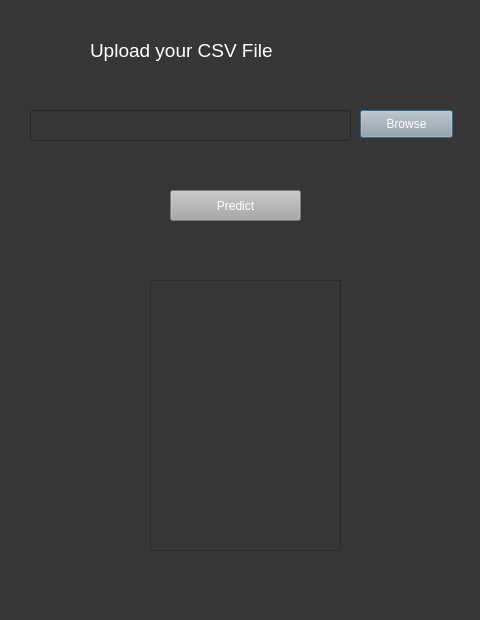
This is browse.ui in Aineshphanithi/Anatomizing-ML-Algorithms as Qt 5 draws it before an edit. The edited form follows.
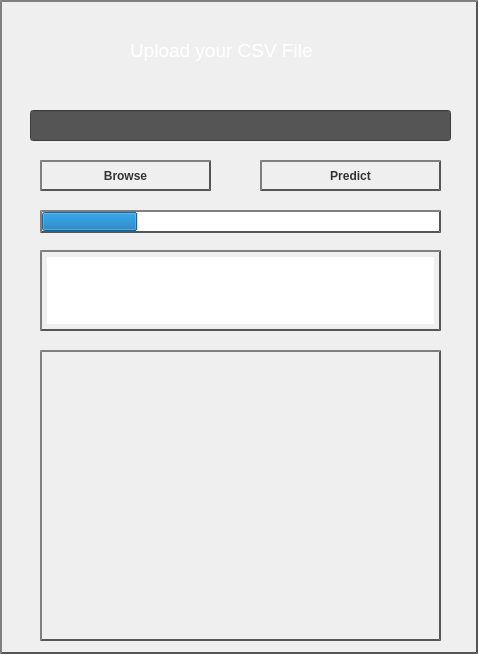
This is the edited form.

```diff
--- a/browse.ui
+++ b/browse.ui
@@ -6,41 +6,87 @@
    <rect>
     <x>0</x>
     <y>0</y>
-    <width>480</width>
-    <height>620</height>
+    <width>478</width>
+    <height>654</height>
    </rect>
   </property>
   <property name="windowTitle">
    <string>Dialog</string>
   </property>
   <property name="styleSheet">
-   <string notr="true">background-color: rgb(54, 54, 54);</string>
+   <string notr="true">QDialog {
+    color: #333;
+    border: 2px solid #555;
+    
+    border-style: outset;
+    background: qradialgradient(
+        cx: 0.3, cy: -0.4, fx: 0.3, fy: -0.4,
+        radius: 3.5, stop: 0 #0000ff, stop: 1 #ff6347
+        );
+    padding: 5px;
+	
+    }
+</string>
   </property>
   <widget class="QLineEdit" name="filename">
    <property name="geometry">
     <rect>
      <x>30</x>
      <y>110</y>
-     <width>321</width>
+     <width>421</width>
      <height>31</height>
     </rect>
    </property>
    <property name="styleSheet">
-    <string notr="true">color: rgb(255, 255, 255);</string>
+    <string notr="true">color: #8ea3c1;
+background:#555;</string>
    </property>
   </widget>
   <widget class="QPushButton" name="browsebutton">
    <property name="geometry">
     <rect>
-     <x>360</x>
-     <y>110</y>
-     <width>93</width>
-     <height>28</height>
+     <x>40</x>
+     <y>160</y>
+     <width>171</width>
+     <height>31</height>
     </rect>
    </property>
    <property name="styleSheet">
-    <string notr="true">color: rgb(255, 255, 255);
-background-color: rgb(167, 168, 167); </string>
+    <string notr="true">QPushButton {
+    color: #333;
+    border: 2px solid #555;
+    border-radius: 20px;
+    border-style: outset;
+    background: qradialgradient(
+        cx: 0.3, cy: -0.4, fx: 0.3, fy: -0.4,
+        radius: 2.5, stop: 0 #ff6347, stop: 1 #0000ff
+        );
+    padding: 5px;
+	font-family: &quot;Times New Roman&quot;, Times, serif;
+	font-weight: bold;
+	font-size: 12px;
+	p.color:#8effff;
+    }
+
+QPushButton:hover {
+    background: qradialgradient(
+        cx: 0.3, cy: -0.4, fx: 0.3, fy: -0.4,
+        radius: 1.35, stop: 0 #5100ff, stop: 1#ff0018
+        );
+	color:#8effff;
+
+    }
+QPushButton:hover h4{
+	color:#8effff;;
+}
+
+QPushButton:pressed {
+    border-style: inset;
+    background: qradialgradient(
+        cx: 0.3, cy: -0.4, fx: 0.3, fy: -0.4,
+        radius: 2.5, stop: 0 #5100ff, stop: 1#ff0018
+        );
+    }</string>
    </property>
    <property name="text">
     <string>Browse</string>
@@ -49,7 +95,7 @@
   <widget class="QLabel" name="label">
    <property name="geometry">
     <rect>
-     <x>90</x>
+     <x>130</x>
      <y>30</y>
      <width>221</width>
      <height>41</height>
@@ -66,35 +112,150 @@
   <widget class="QPushButton" name="predictButton">
    <property name="geometry">
     <rect>
-     <x>170</x>
-     <y>190</y>
-     <width>131</width>
+     <x>260</x>
+     <y>160</y>
+     <width>181</width>
      <height>31</height>
     </rect>
    </property>
    <property name="styleSheet">
-    <string notr="true">color: rgb(255, 255, 255);
-background-color: rgb(167, 168, 167); </string>
+    <string notr="true">QPushButton {
+    color: #333;
+    border: 2px solid #555;
+    border-radius: 20px;
+    border-style: outset;
+    background: qradialgradient(
+        cx: 0.3, cy: -0.4, fx: 0.3, fy: -0.4,
+        radius: 2.5, stop: 0 #ff6347, stop: 1 #0000ff
+        );
+    padding: 5px;
+	font-family: &quot;Times New Roman&quot;, Times, serif;
+	font-weight: bold;
+	font-size: 12px;
+	p.color:#8effff;
+    }
+
+QPushButton:hover {
+    background: qradialgradient(
+        cx: 0.3, cy: -0.4, fx: 0.3, fy: -0.4,
+        radius: 1.35, stop: 0 #5100ff, stop: 1#ff0018
+        );
+	color:#8effff;
+    }
+QPushButton:hover h4{
+	color:#8effff;;
+}
+
+QPushButton:pressed {
+    border-style: inset;
+    background: qradialgradient(
+        cx: 0.3, cy: -0.4, fx: 0.3, fy: -0.4,
+        radius: 2.5, stop: 0 #5100ff, stop: 1#ff0018
+        );
+    }</string>
    </property>
    <property name="text">
     <string>Predict</string>
    </property>
   </widget>
-  <widget class="QTextEdit" name="scores">
+  <widget class="QTextBrowser" name="scores">
    <property name="geometry">
     <rect>
-     <x>150</x>
-     <y>280</y>
-     <width>191</width>
-     <height>271</height>
+     <x>40</x>
+     <y>250</y>
+     <width>401</width>
+     <height>81</height>
     </rect>
    </property>
-   <property name="autoFillBackground">
+   <property name="styleSheet">
+    <string notr="true">QTextBrowser{
+    color: #fff;
+    border: 2px solid #555;
+    border-style: outset;
+    background: qradialgradient(
+        cx: 0.3, cy: -0.4, fx: 0.3, fy: -0.4,
+        radius: 4.5, stop: 0 #111, stop: 1 #fff
+        );
+    padding: 5px;
+	font-family: &quot;Times New Roman&quot;, Times, serif;
+	font-weight: bold;
+	font-size: 12px;
+	p.color:#8effff;
+    }
+</string>
+   </property>
+  </widget>
+  <widget class="QProgressBar" name="progressBar">
+   <property name="geometry">
+    <rect>
+     <x>40</x>
+     <y>210</y>
+     <width>401</width>
+     <height>23</height>
+    </rect>
+   </property>
+   <property name="styleSheet">
+    <string notr="true">QProgressBar{
+    color: #fff;
+    border: 2px solid #555;
+    border-style: outset;
+    background: qradialgradient(
+        cx: 0.3, cy: -0.4, fx: 0.3, fy: -0.4,
+        radius: 4.5, stop: 0 #111, stop: 1 #fff
+        );
+    
+	font-family: &quot;Times New Roman&quot;, Times, serif;
+	font-weight: bold;
+	font-size: 12px;
+	
+	text-align: centre;
+	vertical-align:middle;
+    }
+</string>
+   </property>
+   <property name="value">
+    <number>24</number>
+   </property>
+  </widget>
+  <widget class="QScrollArea" name="scrollArea">
+   <property name="geometry">
+    <rect>
+     <x>40</x>
+     <y>350</y>
+     <width>401</width>
+     <height>291</height>
+    </rect>
+   </property>
+   <property name="styleSheet">
+    <string notr="true">QScrollArea{
+    color: #fff;
+    border: 2px solid #555;
+    border-style: outset;
+    background: qradialgradient(
+        cx: 0.3, cy: -0.4, fx: 0.3, fy: -0.4,
+        radius: 4.5, stop: 0 #111, stop: 1 #fff
+        );
+    padding: 5px;
+	font-family: &quot;Times New Roman&quot;, Times, serif;
+	font-weight: bold;
+	font-size: 12px;
+	p.color:#8effff;
+    }
+</string>
+   </property>
+   <property name="widgetResizable">
     <bool>true</bool>
    </property>
-   <property name="styleSheet">
-    <string notr="true">color: rgb(255, 255, 255);</string>
-   </property>
+   <widget class="QWidget" name="scrollAreaWidgetContents">
+    <property name="geometry">
+     <rect>
+      <x>0</x>
+      <y>0</y>
+      <width>387</width>
+      <height>277</height>
+     </rect>
+    </property>
+   </widget>
   </widget>
  </widget>
  <resources>
```
